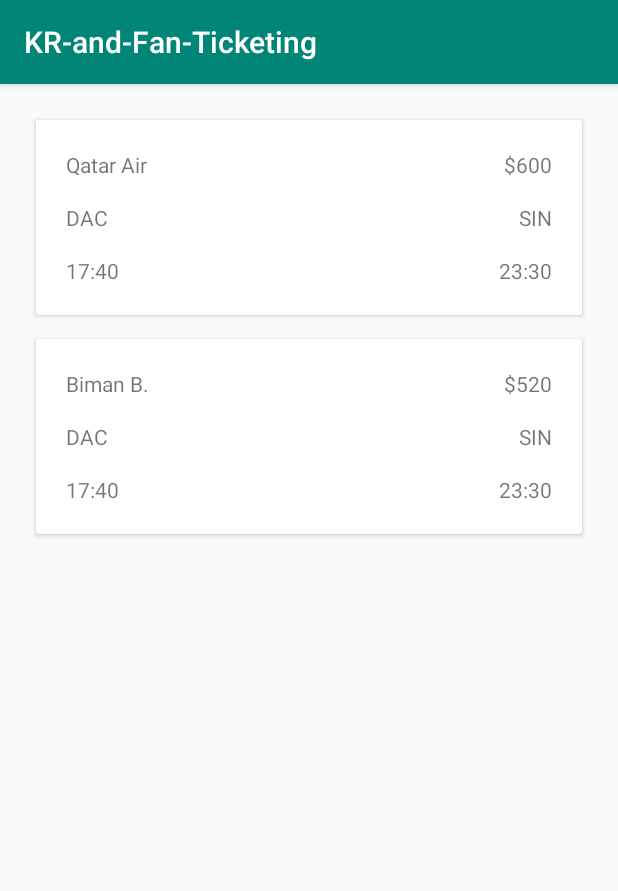
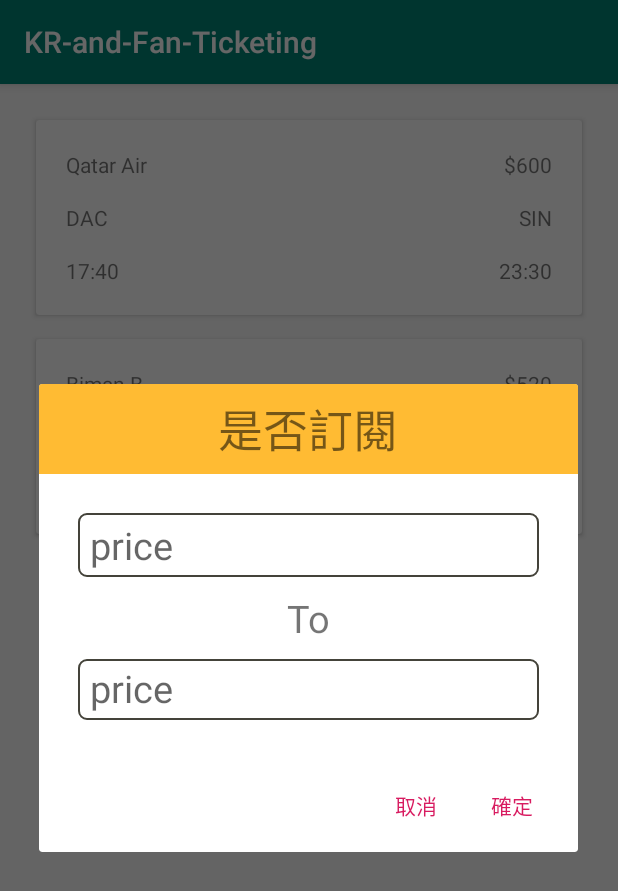
Before and after one commit to kiam123/KR-and-Fan-Ticketing, an Android app: the SearchActivity screen opened directly, with no data from a screen before it, after a tap on "Qatar Air", on a phone screen of 412 x 824 dp. Shown: the top 891 px of the screen. Run offline under Robolectric (Android 15) with nearby library versions, the phone set to English and light mode, and no system bars.

Commit message:
Feature:update Favorite and Search Activity

```diff
--- a/app/src/main/java/ncku/edu/tw/kr_and_fan_ticketing/Adapter/SearchAdapter.java
+++ b/app/src/main/java/ncku/edu/tw/kr_and_fan_ticketing/Adapter/SearchAdapter.java
@@ -5,6 +5,9 @@
 import android.content.Context;
 import android.content.Intent;
 import android.support.annotation.NonNull;
+import android.support.v4.app.Fragment;
+import android.support.v4.app.FragmentTransaction;
+import android.support.v7.app.AppCompatActivity;
 import android.support.v7.widget.RecyclerView;
 import android.view.LayoutInflater;
 import android.view.View;
@@ -16,6 +19,7 @@
 import java.util.ArrayList;
 
 import ncku.edu.tw.kr_and_fan_ticketing.Data.SearchItem;
+import ncku.edu.tw.kr_and_fan_ticketing.Fragment.SearchSubscriptionDiaglogFragment;
 import ncku.edu.tw.kr_and_fan_ticketing.R;
 
 public class SearchAdapter extends RecyclerView.Adapter<SearchAdapter.ViewHolder> {
@@ -77,7 +81,8 @@
 
         @Override
         public void onClick(View view) {
-            Toast.makeText(mContext,"yes",Toast.LENGTH_LONG).show();
+            SearchSubscriptionDiaglogFragment searchSubscriptionDiaglogFragment = new SearchSubscriptionDiaglogFragment();
+            searchSubscriptionDiaglogFragment.show(((AppCompatActivity)mContext).getSupportFragmentManager(), "search");
         }
     }
 }
--- a/app/src/main/java/ncku/edu/tw/kr_and_fan_ticketing/Fragment/FavoriteFragment.java
+++ b/app/src/main/java/ncku/edu/tw/kr_and_fan_ticketing/Fragment/FavoriteFragment.java
@@ -46,8 +46,8 @@
         mFavoriteAdapter = new FavoriteAdapter(getActivity(), mFavoriteItems);
         mFavoriteRecyclerView.setAdapter(mFavoriteAdapter);
 
-        mFavoriteItems.add(new FavoriteItem("Qatar Air","$600","DAC","SIN","17:40","23:30"));
-        mFavoriteItems.add(new FavoriteItem("Biman B.","$520","DAC","SIN","17:40","23:30"));
+        mFavoriteItems.add(new FavoriteItem("Qatar Air","$600","DAC","SIN","17:40","23:30","$100","$500"));
+        mFavoriteItems.add(new FavoriteItem("Biman B.","$520","DAC","SIN","17:40","23:30","$200","$700"));
         mFavoriteAdapter.notifyDataSetChanged();
     }
 
--- /dev/null
+++ b/app/src/main/java/ncku/edu/tw/kr_and_fan_ticketing/Fragment/SearchSubscriptionDiaglogFragment.java
@@ -0,0 +1,33 @@
+package ncku.edu.tw.kr_and_fan_ticketing.Fragment;
+
+import android.app.AlertDialog;
+import android.app.Dialog;
+import android.content.DialogInterface;
+import android.os.Bundle;
+import android.support.annotation.NonNull;
+import android.support.annotation.Nullable;
+import android.support.v4.app.DialogFragment;
+import android.view.LayoutInflater;
+import android.view.View;
+import android.widget.Toast;
+
+import ncku.edu.tw.kr_and_fan_ticketing.R;
+
+public class SearchSubscriptionDiaglogFragment extends DialogFragment {
+
+    @NonNull
+    @Override
+    public Dialog onCreateDialog(@Nullable Bundle savedInstanceState) {
+        AlertDialog.Builder builder = new AlertDialog.Builder(getActivity());
+        LayoutInflater inflater = getActivity().getLayoutInflater();
+        View view = inflater.inflate(R.layout.dialog_search_subscription, null);
+        builder.setView(view).setPositiveButton("確定", new DialogInterface.OnClickListener() {
+            @Override
+            public void onClick(DialogInterface dialog, int id)
+            {
+                Toast.makeText(getContext(),"yes",Toast.LENGTH_LONG).show();
+            }
+        }).setNegativeButton("取消", null);
+        return builder.create();
+    }
+}
--- /dev/null
+++ b/app/src/main/res/drawable/edit_text_oval.xml
@@ -0,0 +1,7 @@
+<?xml version="1.0" encoding="utf-8"?>
+<shape xmlns:android="http://schemas.android.com/apk/res/android">
+    <corners android:radius="5dp"/>
+    <stroke android:width="1dp"
+        android:color="#44433A"/>
+    <solid android:color="#FFF"/>
+</shape>
--- /dev/null
+++ b/app/src/main/res/layout/dialog_search_subscription.xml
@@ -0,0 +1,65 @@
+<?xml version="1.0" encoding="utf-8"?>
+<LinearLayout xmlns:android="http://schemas.android.com/apk/res/android"
+    android:layout_width="match_parent"
+    android:layout_height="match_parent"
+    android:orientation="vertical"
+    >
+
+    <TextView
+        android:id="@+id/textView2"
+        android:layout_width="match_parent"
+        android:layout_height="wrap_content"
+        android:background="#FFFFBB33"
+        android:paddingTop="7dp"
+        android:paddingBottom="7dp"
+        android:text="是否訂閱"
+        android:textSize="30dp"
+        android:gravity="center"/>
+
+    <LinearLayout
+        android:layout_width="match_parent"
+        android:layout_height="match_parent"
+        android:orientation="vertical"
+        android:padding="26dp">
+
+        <EditText
+            android:id="@+id/editText"
+            android:layout_width="match_parent"
+            android:layout_height="wrap_content"
+            android:layout_marginTop="0dp"
+            android:background="@drawable/edit_text_oval"
+            android:ems="10"
+            android:hint="price"
+            android:inputType="numberDecimal"
+            android:paddingLeft="8dp"
+            android:paddingTop="4dp"
+            android:paddingRight="8dp"
+            android:paddingBottom="4dp"
+            android:textSize="25dp" />
+
+        <TextView
+            android:id="@+id/textView3"
+            android:layout_width="match_parent"
+            android:layout_height="wrap_content"
+            android:layout_marginTop="10dp"
+            android:gravity="center"
+            android:text="To"
+            android:textSize="25dp" />
+
+        <EditText
+            android:id="@+id/editText2"
+            android:layout_width="match_parent"
+            android:layout_height="wrap_content"
+            android:layout_marginTop="10dp"
+            android:background="@drawable/edit_text_oval"
+            android:ems="10"
+            android:hint="price"
+            android:inputType="numberDecimal"
+            android:paddingStart="8dp"
+            android:paddingLeft="8dp"
+            android:paddingTop="2dp"
+            android:paddingBottom="4dp"
+            android:textSize="25dp" />
+    </LinearLayout>
+
+</LinearLayout>
--- a/app/src/main/res/values/styles.xml
+++ b/app/src/main/res/values/styles.xml
@@ -7,5 +7,7 @@
         <item name="colorPrimaryDark">@color/colorPrimaryDark</item>
         <item name="colorAccent">@color/colorAccent</item>
     </style>
-
+    <style name="AlertDialogTheme" parent="Theme.AppCompat.Light.Dialog.Alert">
+        <item name="colorAccent">#f5f5dc</item>
+    </style>
 </resources>
```
Also changed, not shown: app/src/main/java/ncku/edu/tw/kr_and_fan_ticketing/Adapter/FavoriteAdapter.java (+12 -2 lines), app/src/main/java/ncku/edu/tw/kr_and_fan_ticketing/Data/FavoriteItem.java (+13 -1 lines), app/src/main/java/ncku/edu/tw/kr_and_fan_ticketing/Fragment/FavoriteDialogFragment.java (added, +53 -0 lines), app/src/main/res/layout/dialog_favorite_subscription.xml (added, +65 -0 lines), app/src/main/res/layout/favorite_item.xml (+37 -4 lines).
